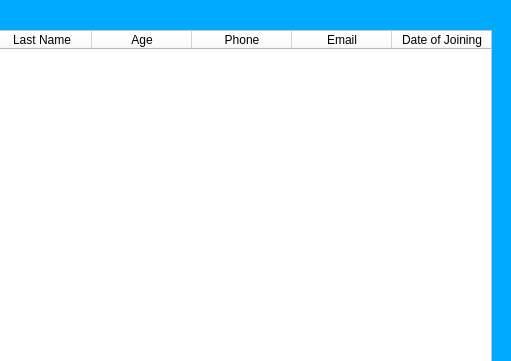
This is dentists_window.ui in Fayadkhan8911/Medico-Desktop-App as Qt 5 draws it before an edit; both pictures show x 289 to 800 and y 0 to 361 of the 800 by 600 pixel window. The edited form follows.
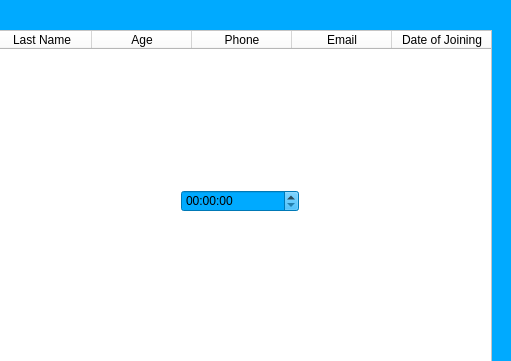
This is the edited form. Icons and pictures are not drawn.

```diff
--- a/dentists_window.ui
+++ b/dentists_window.ui
@@ -255,6 +255,16 @@
     <string>Customize</string>
    </property>
   </widget>
+  <widget class="QTimeEdit" name="timeEdit">
+   <property name="geometry">
+    <rect>
+     <x>470</x>
+     <y>190</y>
+     <width>118</width>
+     <height>22</height>
+    </rect>
+   </property>
+  </widget>
  </widget>
  <resources/>
  <connections/>
```
